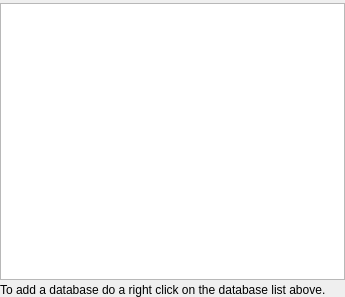
Old version of the form src/qmapshack/gis/IGisDatabase.ui in the repository Maproom/qmapshack.
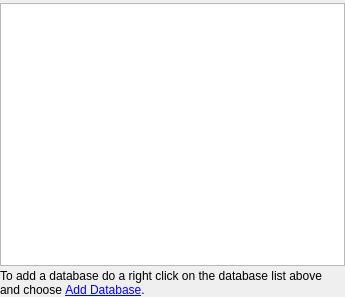
New version of the form. Icons and pictures are not drawn. Custom widgets are drawn as their Qt base class.

Commit message: [QMS-1330] Database, realtime and routing help: describe the action and link it

What changed in the file:
```diff
--- a/src/qmapshack/gis/IGisDatabase.ui
+++ b/src/qmapshack/gis/IGisDatabase.ui
@@ -77,7 +77,7 @@
       <item>
        <widget class="QLabel" name="labelHelp2">
         <property name="text">
-         <string>To add a database do a right click on the database list above.</string>
+         <string>To add a database do a right click on the database list above and choose &lt;a href='CreateDB'&gt;Add Database&lt;/a&gt;.</string>
         </property>
         <property name="alignment">
          <set>Qt::AlignmentFlag::AlignLeading|Qt::AlignmentFlag::AlignLeft|Qt::AlignmentFlag::AlignTop</set>
```
The commit also changes 3 other files.
